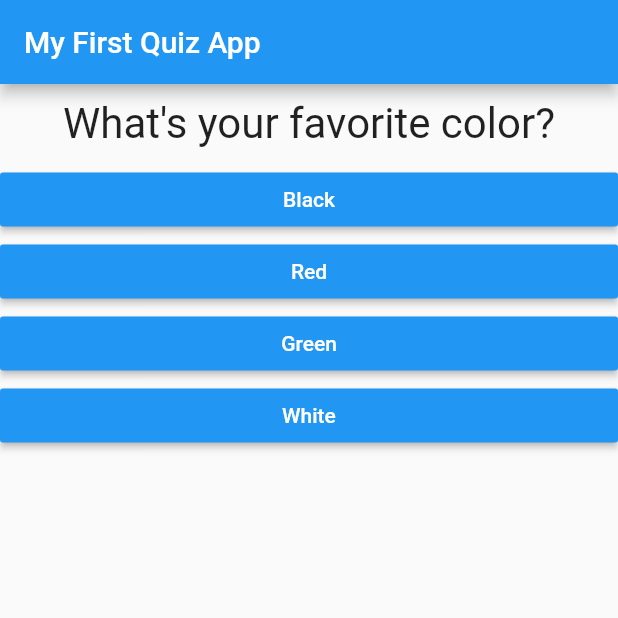
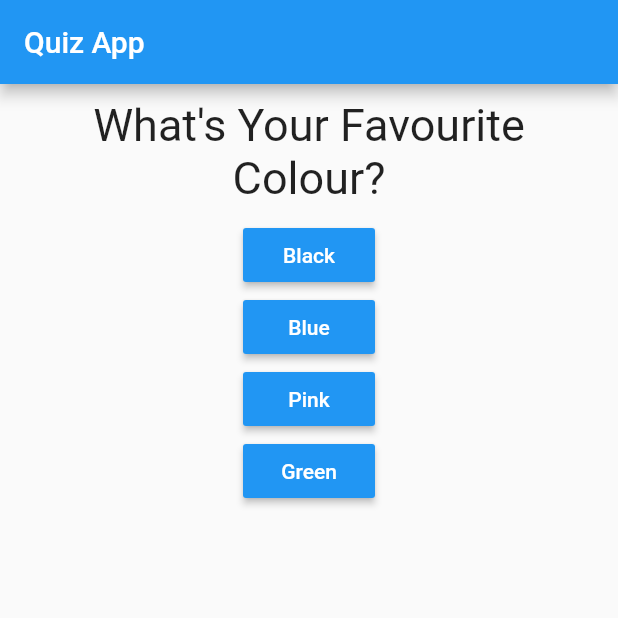
Before and after one commit to Hamdan985/flutter_app, a Flutter app: the screen it shows after launch, on a phone screen of 412 x 824 dp, the top half of it. Run offline on Flutter 3.47's test engine with Material 2 defaults, Android fonts, the phone set to English and light mode, and no system bars.

Commit message:
quiz complete

```diff
--- a/lib/answer.dart
+++ b/lib/answer.dart
@@ -9,7 +9,7 @@ class Answer extends StatelessWidget {
   @override
   Widget build(BuildContext context) {
     return Container(
-      width: double.infinity,
+//      width: double.infinity,
       child: RaisedButton(
         color: Colors.blue,
         textColor: Colors.white,
--- a/lib/main.dart
+++ b/lib/main.dart
@@ -1,64 +1,80 @@
 import 'package:flutter/material.dart';
+import 'package:new_app/quiz.dart';
 
 import './question.dart';
 import './answer.dart';
-
-// void main() {
-//   runApp(MyApp());
-// }
+import './quiz.dart';
+import './result.dart';
 
 void main() => runApp(MyApp());
 
 class MyApp extends StatefulWidget {
   @override
-  State<StatefulWidget> createState() {
-    // TODO: implement createState
-    return _MyAppState();
-  }
+  _MyAppState createState() => _MyAppState();
 }
 
 class _MyAppState extends State<MyApp> {
-  var _questionIndex = 0;
+  int _questionIndex = 0;
+  int _totalScore = 0;
 
-  void _answerQuestion() {
+  void _answerQuestion(int score) {
+    _totalScore += score;
     setState(() {
       _questionIndex = _questionIndex + 1;
     });
-    print(_questionIndex);
+  }
+
+  void _resetQuiz() {
+    setState(() {
+      _questionIndex = 0;
+      _totalScore = 0;
+    });
   }
 
   @override
   Widget build(BuildContext context) {
-    var questions = [
+    var _questions = [
       {
-        'questionText': 'What\'s your favorite color?',
-        'answers': ['Black', 'Red', 'Green', 'White'],
+        'questionText': 'What\'s Your Favourite Colour?',
+        'answers': [
+          {'text': 'Black', 'score': 5},
+          {'text': 'Blue', 'score': 2},
+          {'text': 'Pink', 'score': 3},
+          {'text': 'Green', 'score': 1}
+        ],
       },
       {
-        'questionText': 'What\'s your favorite animal?',
-        'answers': ['Rabbit', 'Snake', 'Elephant', 'Lion'],
+        'questionText': 'What\'s Your Favourite Animal?',
+        'answers': [
+          {'text': 'Lion', 'score': 6},
+          {'text': 'Tiger', 'score': 9},
+          {'text': 'Elephant', 'score': 8},
+          {'text': 'Goat', 'score': 3}
+        ],
       },
       {
-        'questionText': 'Who\'s your favorite instructor?',
-        'answers': ['Max', 'Max', 'Max', 'Max'],
-      },
+        'questionText': 'What\'s Your Favourite   Food?',
+        'answers': [
+          {'text': 'Pizza', 'score': 8},
+          {'text': 'Burger', 'score': 7},
+          {'text': 'Dosa', 'score': 9},
+          {'text': 'Tikki Pav', 'score': 15}
+        ],
+      }
     ];
+
     return MaterialApp(
       home: Scaffold(
         appBar: AppBar(
-          title: Text('My First Quiz App'),
+          title: Text('Quiz App'),
         ),
-        body: Column(
-          children: [
-            Question(
-              questions[_questionIndex]['questionText'],
-            ),
-            ...(questions[_questionIndex]['answers'] as List<String>)
-                .map((answer) {
-              return Answer(_answerQuestion, answer);
-            }).toList()
-          ],
-        ),
+        body: _questionIndex < _questions.length
+            ? Quiz(
+                answerQuestion: _answerQuestion,
+                questionIndex: _questionIndex,
+                questions: _questions,
+              )
+            : Result(_totalScore, _resetQuiz),
       ),
     );
   }
--- a/lib/question.dart
+++ b/lib/question.dart
@@ -12,7 +12,9 @@ class Question extends StatelessWidget {
       margin: EdgeInsets.all(10),
       child: Text(
         questionText,
-        style: TextStyle(fontSize: 28),
+        style: TextStyle(
+          fontSize: 30,
+        ),
         textAlign: TextAlign.center,
       ),
     );
--- /dev/null
+++ b/lib/quiz.dart
@@ -0,0 +1,27 @@
+import 'package:flutter/material.dart';
+import 'package:new_app/result.dart';
+import './question.dart';
+import './answer.dart';
+
+class Quiz extends StatelessWidget {
+  final Function answerQuestion;
+  final List<Map<String, Object>> questions;
+  final int questionIndex;
+
+  Quiz({
+    @required this.questions,
+    @required this.questionIndex,
+    @required this.answerQuestion,
+  });
+
+  @override
+  Widget build(BuildContext context) {
+    return Column(children: <Widget>[
+      Question(questions[questionIndex]['questionText']),
+      ...(questions[questionIndex]['answers'] as List<Map<String, Object>>)
+          .map((answer) {
+        return Answer(() => answerQuestion(answer['score']), answer['text']);
+      }).toList(),
+    ]);
+  }
+}
--- a/pubspec.yaml
+++ b/pubspec.yaml
@@ -14,7 +14,7 @@ description: A new Flutter application.
 version: 1.0.0+1
 
 environment:
-  sdk: ">=2.1.0 <3.0.0"
+  sdk: ">=2.2.2 <3.0.0"
 
 dependencies:
   flutter:
```
Also changed, not shown: lib/result.dart (added, +47 -0 lines).
